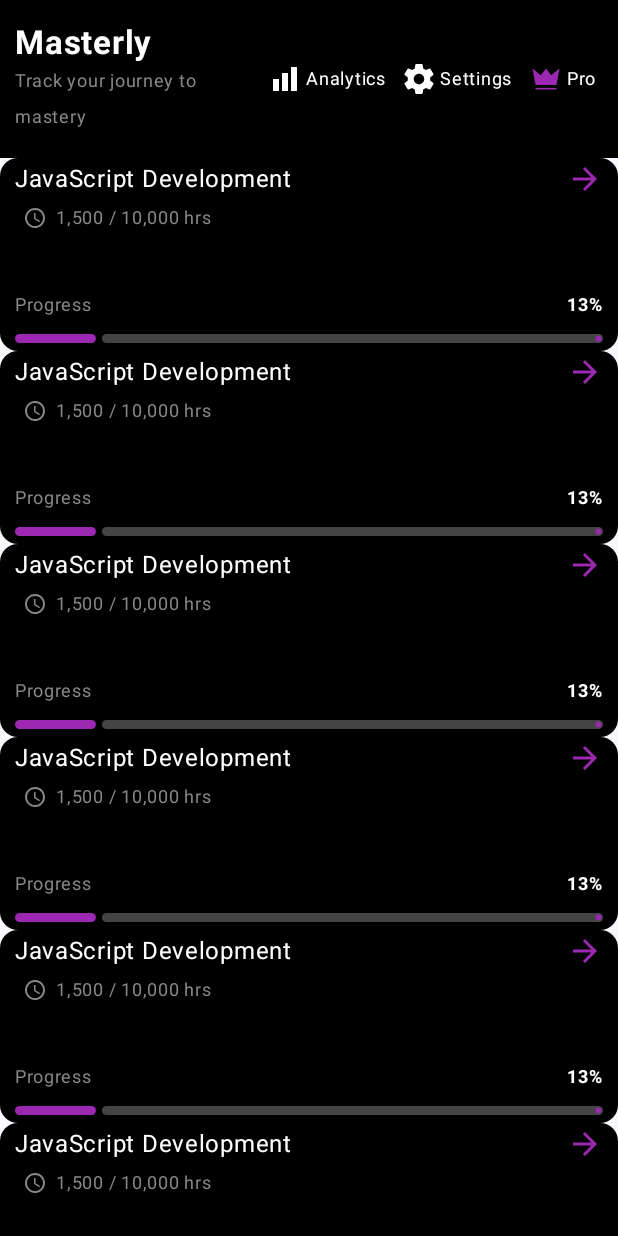
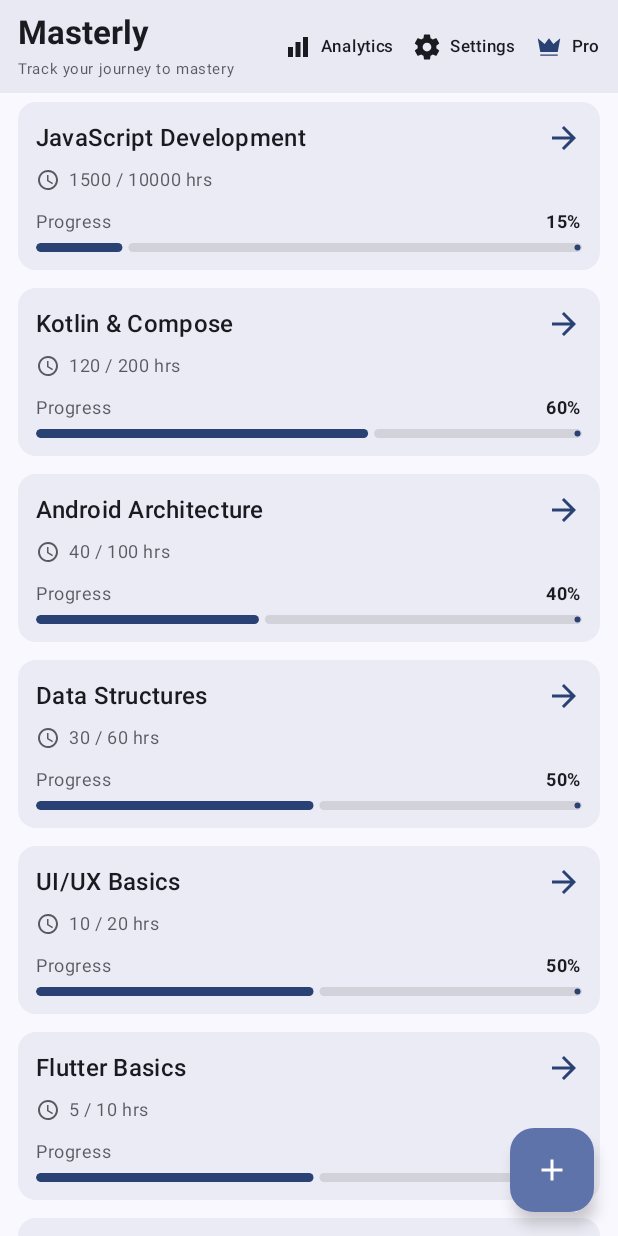
Before and after one commit to bilalali12345/Masterly, an Android app built with Jetpack Compose: the screen it shows after launch (MainActivity), on a phone screen of 412 x 824 dp. Run offline under Robolectric (Android 15) with nearby library versions, the phone set to English and light mode, and no system bars.

Commit message:
feat: Implement navigation and state handling
This commit introduces core architectural components, including navigation, state management with a `ViewModel`, and a refined UI based on Material Design 3.

- **Navigation:**
    - Adds `androidx.navigation.compose` dependency.
    - Implements `NavHost` in `MainActivity` to manage navigation between screens.
    - Defines `AddFirstSkillScreen` and `SkillListScreen` as navigation destinations.
    - Navigates from the initial screen to the skill list once a skill is present.

- **ViewModel & State:**
    - Creates `AppViewModel` to hold and manage UI state, including the list of skills.
    - Uses `StateFlow` to expose data to the UI and collect it as state.
    - Implements a simulated database fetch for initial skill data.
    - Manages the visibility of a modal bottom sheet for adding new skills.

- **UI Enhancements:**
    - Implements a `FloatingActionButton` on `SkillListScreen` to trigger the "add skill" bottom sheet.
    - Creates placeholder composables: `AddFirstSkillScreen` and `AddSkillSheet`.
    - Refactors `SkillCard` and `TopBar` to use Material 3 `Surface` and theme colors, improving their appearance and adherence to design guidelines.
    - `SkillListScreen` is now a dedicated composable that displays a list of skills from the `ViewModel`.

- **Theming:**
    - Updates `Theme.kt` with more specific dark and light color schemes for `background`, `surface`, and `onSurface` colors.

```diff
--- a/app/build.gradle.kts
+++ b/app/build.gradle.kts
@@ -66,4 +66,5 @@ dependencies {
     androidTestImplementation(libs.androidx.ui.test.junit4)
     debugImplementation(libs.androidx.ui.tooling)
     debugImplementation(libs.androidx.ui.test.manifest)
+    implementation(libs.androidx.navigation.compose)
 }
--- a/app/src/main/java/com/bilal/masterly/Ui_Layer/ComposeUtilitys.kt
+++ b/app/src/main/java/com/bilal/masterly/Ui_Layer/ComposeUtilitys.kt
@@ -1,174 +1,278 @@
 package com.bilal.masterly.Ui_Layer
 
 import androidx.annotation.DrawableRes
-import androidx.compose.foundation.background
+import androidx.compose.foundation.clickable
 import androidx.compose.foundation.layout.Column
+import androidx.compose.foundation.layout.IntrinsicSize
 import androidx.compose.foundation.layout.Row
 import androidx.compose.foundation.layout.Spacer
+import androidx.compose.foundation.layout.fillMaxSize
 import androidx.compose.foundation.layout.fillMaxWidth
 import androidx.compose.foundation.layout.height
 import androidx.compose.foundation.layout.padding
 import androidx.compose.foundation.layout.size
 import androidx.compose.foundation.layout.width
+import androidx.compose.foundation.lazy.LazyColumn
+import androidx.compose.foundation.lazy.items
+import androidx.compose.foundation.lazy.rememberLazyListState
 import androidx.compose.foundation.shape.RoundedCornerShape
 import androidx.compose.material.icons.Icons
 import androidx.compose.material.icons.automirrored.filled.ArrowForward
 import androidx.compose.material3.Icon
 import androidx.compose.material3.LinearProgressIndicator
+import androidx.compose.material3.MaterialTheme
+import androidx.compose.material3.Surface
 import androidx.compose.material3.Text
 import androidx.compose.runtime.Composable
 import androidx.compose.ui.Alignment
 import androidx.compose.ui.Modifier
 import androidx.compose.ui.draw.clip
-import androidx.compose.ui.graphics.Color
 import androidx.compose.ui.res.painterResource
 import androidx.compose.ui.text.font.FontWeight
 import androidx.compose.ui.tooling.preview.Preview
 import androidx.compose.ui.unit.dp
 import androidx.compose.ui.unit.sp
+import com.bilal.masterly.Domain_Layer.Skill
 import com.bilal.masterly.R
-import com.bilal.masterly.ui.theme.Purple
+
+@Preview(showBackground = true)
+@Composable
+private fun Previewer() {
+    /* val sample = Skill(
+         id = 1,
+         name = "JavaScript Development",
+         hoursCompleted = 1500,
+         hoursTotal = 10000
+     )
+
+     MasterlyTheme {
+         // background from theme
+         Surface(
+             modifier = Modifier.fillMaxSize(),
+             color = MaterialTheme.colorScheme.background
+         ) {
+             // center preview
+             Column(modifier = Modifier.padding(16.dp)) {
+                 SkillCard(skill = sample)
+             }
+         }
+     }*/
+
+//    TopBar {  }
+}
 
 @Composable
-fun SkillCard() {
-    Column(
-        modifier = Modifier
-            .clip(RoundedCornerShape(12.dp))
-            .background(Color.Black)
+fun TopBar(
+    modifier: Modifier = Modifier,
+    // optional callbacks for actions
+    onAnalyticsClick: () -> Unit = {},
+    onSettingsClick: () -> Unit = {},
+    onProClick: () -> Unit = {},
+) {
+    // Use a Surface so the bar uses the theme's surface color and provides proper content color
+    Surface(
+        color = MaterialTheme.colorScheme.surface,
+        tonalElevation = 3.dp,
+        modifier = modifier
             .fillMaxWidth()
     ) {
         Row(
+            verticalAlignment = Alignment.CenterVertically,
             modifier = Modifier
+                .padding(vertical = 8.dp, horizontal = 12.dp)
+        ) {
+            Column(modifier = Modifier.weight(1f)) {
+                Text(
+                    text = "Masterly",
+                    style = MaterialTheme.typography.titleLarge,
+                    color = MaterialTheme.colorScheme.onSurface,
+                    fontWeight = FontWeight.Bold,
+                    maxLines = 1
+                )
+
+                Spacer(modifier = Modifier.height(2.dp))
+
+                Text(
+                    text = "Track your journey to mastery",
+                    style = MaterialTheme.typography.bodySmall,
+                    fontSize = 10.sp,
+                    color = MaterialTheme.colorScheme.onSurface.copy(alpha = 0.7f),
+                )
+            }
+
+            // action icons + labels
+            DifferentScreenOption(
+                text = "Analytics",
+                id = R.drawable.ic_analytics,
+                onClick = onAnalyticsClick
+            )
+
+            DifferentScreenOption(
+                text = "Settings",
+                id = R.drawable.ic_settings,
+                onClick = onSettingsClick
+            )
+
+            DifferentScreenOption(
+                text = "Pro",
+                id = R.drawable.ic_pro,
+                highlight = true, // shows primary color for pro
+                onClick = onProClick
+            )
+        }
+    }
+}
+
+@Composable
+fun DifferentScreenOption(
+    text: String,
+    @DrawableRes id: Int,
+    modifier: Modifier = Modifier,
+    highlight: Boolean = false,
+    onClick: () -> Unit = {},
+) {
+    Row(
+        modifier = modifier
+            .padding(start = 8.dp)
+            .clickable(onClick = onClick)
+            .height(IntrinsicSize.Min),
+        verticalAlignment = Alignment.CenterVertically
+    ) {
+        Icon(
+            painter = painterResource(id),
+            contentDescription = text,
+            tint = if (highlight) MaterialTheme.colorScheme.primary else MaterialTheme.colorScheme.onSurface,
+            modifier = Modifier
+                .size(28.dp)
+                .padding(horizontal = 4.dp)
+        )
+
+        Text(
+            text = text,
+            style = MaterialTheme.typography.labelSmall,
+            color = MaterialTheme.colorScheme.onSurface,
+            modifier = Modifier.padding(start = 1.dp)
+        )
+    }
+}
+
+
+@Composable
+fun AddFirstSkillScreen() {
+
+}
+
+@Composable
+fun AddSkillSheet(modifier: Modifier = Modifier, onDismiss: () -> Unit , onAddSkill : (Skill) -> Unit) {
+
+}
+
+@Composable
+fun SkillListScreen(
+    skills: List<Skill>,
+    modifier: Modifier = Modifier,
+) {
+    val listState = rememberLazyListState()
+    LazyColumn(
+        state = listState,
+        modifier = modifier.fillMaxSize()
+    ) {
+        items(items = skills, key = { it.id }) { skill ->
+            SkillCard(skill)
+        }
+    }
+}
+
+@Composable
+fun SkillCard(
+    skill: Skill,
+    modifier: Modifier = Modifier,
+) {
+    Surface(
+        shape = RoundedCornerShape(12.dp),
+        color = MaterialTheme.colorScheme.surface,
+        tonalElevation = 2.dp,
+        modifier = modifier
             .fillMaxWidth()
-                .padding(horizontal = 10.dp),
+            .padding(horizontal = 12.dp, vertical = 6.dp)
+    ) {
+        Column(modifier = Modifier.padding(12.dp)) {
+            // title row
+            Row(
+                modifier = Modifier
+                    .fillMaxWidth(),
                 verticalAlignment = Alignment.CenterVertically
             ) {
                 Text(
-                text = "JavaScript Development",
-                color = Color.White,
-                modifier = Modifier
-                    .weight(1f)
-                    .padding(vertical = 2.dp)
+                    text = skill.name,
+                    style = MaterialTheme.typography.titleMedium,
+                    color = MaterialTheme.colorScheme.onSurface,
+                    modifier = Modifier.weight(1f)
                 )
 
                 Icon(
                     imageVector = Icons.AutoMirrored.Filled.ArrowForward,
                     contentDescription = null,
-                tint = Purple
+                    tint = MaterialTheme.colorScheme.primary
                 )
             }
+
+            Spacer(modifier = Modifier.height(8.dp))
+
+            // hours row
             Row(
                 modifier = Modifier
-                .fillMaxWidth()
-                .padding(horizontal = 15.dp),
+                    .fillMaxWidth(),
                 verticalAlignment = Alignment.CenterVertically
             ) {
                 Icon(
                     painter = painterResource(R.drawable.ic_clock),
                     contentDescription = null,
-                tint = Color.Gray,
-                modifier = Modifier.size(16.dp)
+                    modifier = Modifier.size(16.dp),
+                    tint = MaterialTheme.colorScheme.onSurface.copy(alpha = 0.7f)
                 )
 
-            Spacer(Modifier.width(6.dp))
+                Spacer(modifier = Modifier.width(6.dp))
 
                 Text(
-                text = "1,500 / 10,000 hrs",
-                color = Color.Gray,
-                fontSize = 12.sp
+                    text = "${skill.hoursCompleted} / ${skill.hoursTotal} hrs",
+                    style = MaterialTheme.typography.bodySmall,
+                    color = MaterialTheme.colorScheme.onSurface.copy(alpha = 0.7f)
                 )
             }
-        Spacer(Modifier.height(32.dp))
+
+            Spacer(modifier = Modifier.height(12.dp))
+
+            // progress row
             Row(
-            modifier = Modifier
-                .fillMaxWidth()
-                .padding(horizontal = 10.dp),
+                modifier = Modifier.fillMaxWidth(),
                 verticalAlignment = Alignment.CenterVertically
             ) {
                 Text(
                     text = "Progress",
-                color = Color.Gray,
-                fontSize = 12.sp,
-                modifier = Modifier
-                    .weight(1f)
-                    .padding(vertical = 2.dp)
+                    style = MaterialTheme.typography.bodySmall,
+                    color = MaterialTheme.colorScheme.onSurface.copy(alpha = 0.7f),
+                    modifier = Modifier.weight(1f)
                 )
 
                 Text(
-                text = "13%",
-                color = Color.White,
-                fontSize = 12.sp,
-                fontWeight = FontWeight.Bold,
-                modifier = Modifier
-                    .padding(vertical = 2.dp)
+                    text = skill.progressDisplay,
+                    style = MaterialTheme.typography.bodySmall,
+                    color = MaterialTheme.colorScheme.onSurface,
+                    fontWeight = FontWeight.Bold
                 )
-
-
             }
 
             LinearProgressIndicator(
-            progress = 0.13f,
-            color = Purple,
-            trackColor = Color.DarkGray,
+                progress = skill.progressFraction,
+                color = MaterialTheme.colorScheme.primary,
+                trackColor = MaterialTheme.colorScheme.onSurface.copy(alpha = 0.12f),
                 modifier = Modifier
                     .fillMaxWidth()
-                .padding(horizontal = 10.dp, vertical = 5.dp)
-                .height(6.dp)
+                    .height(12.dp)
+                    .padding(top = 6.dp)
+                    .clip(RoundedCornerShape(50))
             )
         }
     }
-
-@Composable
-fun TopBar() {
-    Row(
-        verticalAlignment = Alignment.CenterVertically,
-        modifier = Modifier
-            .fillMaxWidth()
-            .background(Color.Black)
-            .padding(vertical = 15.dp, horizontal = 10.dp)
-    ) {
-
-        Column(modifier = Modifier.weight(1f)) {
-            Text("Masterly", color = Color.White, fontSize = 22.sp, fontWeight = FontWeight.Bold , softWrap = false)
-            Text(
-                "Track your journey to mastery",
-                color = Color.Gray,
-                fontSize = 12.sp,
-                softWrap = true,
-                maxLines = 2
-            )
 }
-        DifferentScreenOption(text = "Analytics", id = R.drawable.ic_analytics)
-        DifferentScreenOption(text = "Settings", id = R.drawable.ic_settings)
-        DifferentScreenOption(text = "Pro", id = R.drawable.ic_pro)
-
-
-    }
-
-}
-
-@Composable
-fun DifferentScreenOption(text: String, @DrawableRes id: Int) {
-    Row(
-        modifier = Modifier.padding(horizontal = 4.dp),
-        verticalAlignment = Alignment.CenterVertically
-    ) {
-        Icon(
-            painter = painterResource(id),
-            contentDescription = null,
-            tint = if (id == R.drawable.ic_pro) {
-                Purple
-            } else {
-                Color.White
-            },
-            modifier = Modifier.size(28.dp).padding(horizontal = 2.dp)
-        )
-        Text(text = text, color = Color.White, fontSize = 12.sp)
-    }
-}
-
-@Preview(showSystemUi = true)
-@Composable
-fun Previewer(modifier: Modifier = Modifier) {
-    TopBar()
-}
--- a/app/src/main/java/com/bilal/masterly/Ui_Layer/MainActivity.kt
+++ b/app/src/main/java/com/bilal/masterly/Ui_Layer/MainActivity.kt
@@ -7,33 +7,115 @@ import androidx.activity.ComponentActivity
 import androidx.activity.compose.setContent
 import androidx.compose.foundation.layout.fillMaxSize
 import androidx.compose.foundation.layout.padding
-import androidx.compose.foundation.lazy.LazyColumn
+import androidx.compose.material.icons.Icons
+import androidx.compose.material.icons.filled.Add
+import androidx.compose.material3.ExperimentalMaterial3Api
+import androidx.compose.material3.FloatingActionButton
+import androidx.compose.material3.Icon
 import androidx.compose.material3.MaterialTheme
+import androidx.compose.material3.ModalBottomSheet
 import androidx.compose.material3.Scaffold
 import androidx.compose.material3.Surface
+import androidx.compose.runtime.LaunchedEffect
+import androidx.compose.runtime.collectAsState
+import androidx.compose.runtime.getValue
+import androidx.compose.runtime.mutableStateOf
+import androidx.compose.runtime.saveable.rememberSaveable
+import androidx.compose.runtime.setValue
 import androidx.compose.ui.Modifier
 import androidx.core.view.WindowCompat
+import androidx.lifecycle.viewmodel.compose.viewModel
+import androidx.navigation.compose.NavHost
+import androidx.navigation.compose.composable
+import androidx.navigation.compose.currentBackStackEntryAsState
+import androidx.navigation.compose.rememberNavController
 import com.bilal.masterly.ui.theme.MasterlyTheme
+import com.bilal.masterly.viewModel.AppViewModel
 
 class MainActivity : ComponentActivity() {
+    @OptIn(ExperimentalMaterial3Api::class)
     override fun onCreate(savedInstanceState: Bundle?) {
         super.onCreate(savedInstanceState)
-        applyWindowInsets()
+        WindowCompat.setDecorFitsSystemWindows(window, false)
+
         setContent {
-            Surface(modifier = Modifier.fillMaxSize(),
-                color = MaterialTheme.colorScheme.background) {
-                MasterlyTheme {
+            MasterlyTheme {
+
+                val navController = rememberNavController()
+                val appViewModel: AppViewModel = viewModel()
+
+                val isSingleSkillAdded by appViewModel.isSingleSkillAdded.collectAsState()
+                var showBottomSheet by rememberSaveable { mutableStateOf(false) }
+
+                val currentBackStackEntry by navController.currentBackStackEntryAsState()
+                val currentRoute = currentBackStackEntry?.destination?.route
+
+                Surface(
+                    modifier = Modifier.fillMaxSize(),
+                    color = MaterialTheme.colorScheme.background
+                ) {
                     Scaffold(
                         containerColor = MaterialTheme.colorScheme.background,
-                        topBar = { TopBar() }
+                        topBar = { TopBar() },
+                        floatingActionButton = {
+                            if (currentRoute == "SkillListScreen") {
+                                FloatingActionButton(
+                                    onClick = { showBottomSheet = true }
+                                ) {
+                                    Icon(
+                                        Icons.Default.Add,
+                                        contentDescription = "Add Skill"
+                                    )
+                                }
+                            }
+                        }
                     ) { innerPadding ->
-                        LazyColumn(modifier = Modifier.padding(innerPadding)) {
-                            items(15) { SkillCard() }
+
+                        NavHost(
+                            navController = navController,
+                            startDestination = "AddFirstSkillScreen",
+                            modifier = Modifier.padding(innerPadding)
+                        ) {
+                            composable("AddFirstSkillScreen") {
+                                AddFirstSkillScreen()
+                            }
+
+                            composable("SkillListScreen") {
+                                val skills by appViewModel.skillList.collectAsState()
+                                SkillListScreen(skills = skills)
+                            }
+                        }
+                    }
+
+                    // Navigation side-effect (correct place)
+                    LaunchedEffect(isSingleSkillAdded) {
+                        if (isSingleSkillAdded) {
+                            navController.navigate("SkillListScreen") {
+                                popUpTo("AddFirstSkillScreen") { inclusive = true }
+                            }
+                        }
+                    }
+
+                    // Bottom sheet (single owner: App shell)
+                    if (showBottomSheet) {
+                        ModalBottomSheet(
+                            onDismissRequest = { showBottomSheet = false }
+                        ) {
+                            AddSkillSheet(
+                                onDismiss = { showBottomSheet = false },
+                                onAddSkill = { skill ->
+                                    appViewModel.addSkill(skill)
+                                    showBottomSheet = false
+                                }
+                            )
                         }
                     }
                 }
+            }
+        }
 
-            }
+        window.decorView.post {
+            applyWindowInsets()
         }
     }
 
--- a/app/src/main/java/com/bilal/masterly/ui/theme/Theme.kt
+++ b/app/src/main/java/com/bilal/masterly/ui/theme/Theme.kt
@@ -1,42 +1,48 @@
+// ui/theme/Theme.kt
 package com.bilal.masterly.ui.theme
 
-import android.app.Activity
 import android.os.Build
 import androidx.compose.foundation.isSystemInDarkTheme
-import androidx.compose.material3.MaterialTheme
-import androidx.compose.material3.darkColorScheme
-import androidx.compose.material3.dynamicDarkColorScheme
-import androidx.compose.material3.dynamicLightColorScheme
-import androidx.compose.material3.lightColorScheme
+import androidx.compose.material3.*
 import androidx.compose.runtime.Composable
+import androidx.compose.ui.graphics.Color
 import androidx.compose.ui.platform.LocalContext
 
 private val DarkColorScheme = darkColorScheme(
     primary = Purple80,
+    onPrimary = Color.Black,
     secondary = PurpleGrey80,
-    tertiary = Pink80
+    tertiary = Pink80,
+
+    background = Color(0xFF0F0F10),
+    onBackground = Color(0xFFECECEC),
+
+    surface = Color(0xFF141414),
+    onSurface = Color(0xFFECECEC),
+
+    error = Color(0xFFCF6679),
+    onError = Color.White
 )
 
 private val LightColorScheme = lightColorScheme(
     primary = Purple40,
+    onPrimary = Color.White,
     secondary = PurpleGrey40,
-    tertiary = Pink40
+    tertiary = Pink40,
 
-    /* Other default colors to override
-    background = Color(0xFFFFFBFE),
-    surface = Color(0xFFFFFBFE),
-    onPrimary = Color.White,
-    onSecondary = Color.White,
-    onTertiary = Color.White,
+    background = Color(0xFFF6F6F7),
     onBackground = Color(0xFF1C1B1F),
+
+    surface = Color.White,
     onSurface = Color(0xFF1C1B1F),
-    */
+
+    error = Color(0xFFB00020),
+    onError = Color.White
 )
 
 @Composable
 fun MasterlyTheme(
     darkTheme: Boolean = isSystemInDarkTheme(),
-    // Dynamic color is available on Android 12+
     dynamicColor: Boolean = true,
     content: @Composable () -> Unit
 ) {
@@ -45,7 +51,6 @@ fun MasterlyTheme(
             val context = LocalContext.current
             if (darkTheme) dynamicDarkColorScheme(context) else dynamicLightColorScheme(context)
         }
-
         darkTheme -> DarkColorScheme
         else -> LightColorScheme
     }
--- /dev/null
+++ b/app/src/main/java/com/bilal/masterly/viewModel/AppViewModel.kt
@@ -0,0 +1,72 @@
+package com.bilal.masterly.viewModel
+
+import androidx.lifecycle.ViewModel
+import androidx.lifecycle.viewModelScope
+import com.bilal.masterly.Domain_Layer.Skill
+import kotlinx.coroutines.Dispatchers
+import kotlinx.coroutines.delay
+import kotlinx.coroutines.flow.MutableStateFlow
+import kotlinx.coroutines.flow.StateFlow
+import kotlinx.coroutines.flow.asStateFlow
+import kotlinx.coroutines.launch
+import kotlinx.coroutines.withContext
+
+class AppViewModel : ViewModel() {
+    private val _isSingleSkillAdded = MutableStateFlow(false)
+    val isSingleSkillAdded: StateFlow<Boolean> = _isSingleSkillAdded.asStateFlow()
+
+    private val _skillList = MutableStateFlow<List<Skill>>(emptyList())
+    val skillList: StateFlow<List<Skill>> = _skillList.asStateFlow()
+
+    init {
+
+        viewModelScope.launch {
+            _skillList.value = loadSkillsFromDb()
+            _isSingleSkillAdded.value = true
+
+        }
+
+    }
+
+    // Simulated DB fetch - replace with repository/db call in real app
+    private suspend fun loadSkillsFromDb(): List<Skill> = withContext(Dispatchers.Default) {
+        delay(200) // simulate IO
+        val list = listOf(
+            Skill(id = 1, name = "JavaScript Development", hoursCompleted = 1500, hoursTotal = 10000),
+            Skill(id = 2, name = "Kotlin & Compose", hoursCompleted = 120, hoursTotal = 200),
+            Skill(id = 3, name = "Android Architecture", hoursCompleted = 40, hoursTotal = 100),
+            Skill(id = 4, name = "Data Structures", hoursCompleted = 30, hoursTotal = 60),
+            Skill(id = 5, name = "UI/UX Basics", hoursCompleted = 10, hoursTotal = 20),
+            Skill(id = 6, name = "Flutter Basics", hoursCompleted = 5, hoursTotal = 10),
+            Skill(id = 7, name = "Java Basics", hoursCompleted = 3, hoursTotal = 6),
+            Skill(id = 8, name = "Python Basics", hoursCompleted = 2, hoursTotal = 4),
+            Skill(id = 9, name = "C++ Basics", hoursCompleted = 1, hoursTotal = 2),
+            Skill(id = 10, name = "Swift Basics", hoursCompleted = 1, hoursTotal = 2),
+            Skill(id = 11, name = "Go Basics", hoursCompleted = 1, hoursTotal = 2),
+            Skill(id = 12, name = "Rust Basics", hoursCompleted = 1, hoursTotal = 2),
+            Skill(id = 13, name = "PHP Basics", hoursCompleted = 1, hoursTotal = 2),
+            Skill(id = 14, name = "Ruby Basics", hoursCompleted = 1, hoursTotal = 2),
+            Skill(id = 15, name = "HTML Basics", hoursCompleted = 1, hoursTotal = 2),
+            Skill(id = 16, name = "CSS Basics", hoursCompleted = 1, hoursTotal = 2),
+            Skill(id = 17, name = "SQL Basics", hoursCompleted = 1, hoursTotal = 2),
+            Skill(id = 18, name = "NoSQL Basics", hoursCompleted = 1, hoursTotal = 2),
+            Skill(id = 19, name = "Git Basics", hoursCompleted = 1, hoursTotal = 2),
+            Skill(id = 20, name = "Docker Basics", hoursCompleted = 1, hoursTotal = 2),
+
+        )
+        return@withContext list
+    }
+
+    // Mutators - update list immutably
+    fun addSkill(skill: Skill) {
+        _skillList.value = _skillList.value + skill
+        _isSingleSkillAdded.value = true
+    }
+
+    fun removeSkillById(id: Long) {
+        _skillList.value = _skillList.value.filterNot { it.id == id }
+    }
+
+    fun clearSingleSkillFlag() { _isSingleSkillAdded.value = false }
+
+}
--- a/gradle/libs.versions.toml
+++ b/gradle/libs.versions.toml
@@ -8,6 +8,7 @@ espressoCore = "3.7.0"
 lifecycleRuntimeKtx = "2.6.1"
 activityCompose = "1.9.2"
 composeBom = "2024.04.01"
+navigationCompose = "2.7.7"
 
 [libraries]
 androidx-core-ktx = { group = "androidx.core", name = "core-ktx", version.ref = "coreKtx" }
@@ -24,6 +25,7 @@ androidx-ui-tooling-preview = { group = "androidx.compose.ui", name = "ui-toolin
 androidx-ui-test-manifest = { group = "androidx.compose.ui", name = "ui-test-manifest" }
 androidx-ui-test-junit4 = { group = "androidx.compose.ui", name = "ui-test-junit4" }
 androidx-material3 = { group = "androidx.compose.material3", name = "material3" }
+androidx-navigation-compose = { group = "androidx.navigation", name = "navigation-compose", version.ref = "navigationCompose" }
 
 [plugins]
 android-application = { id = "com.android.application", version.ref = "agp" }
```
Lines whose indentation alone changed are shown as unchanged.
